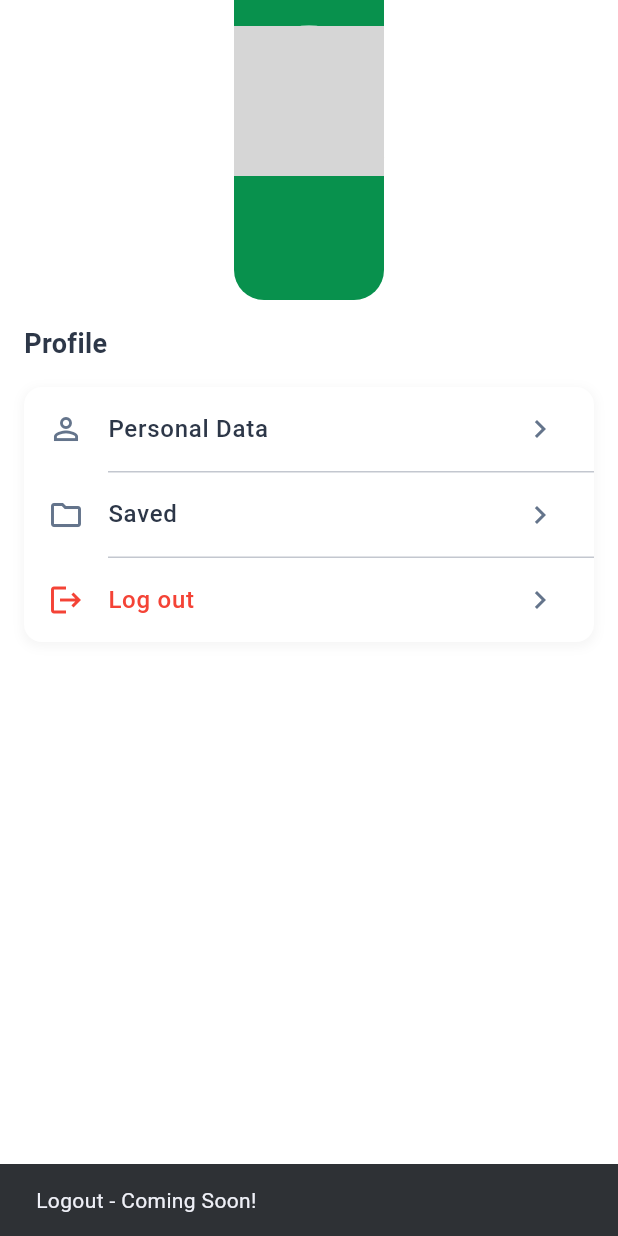
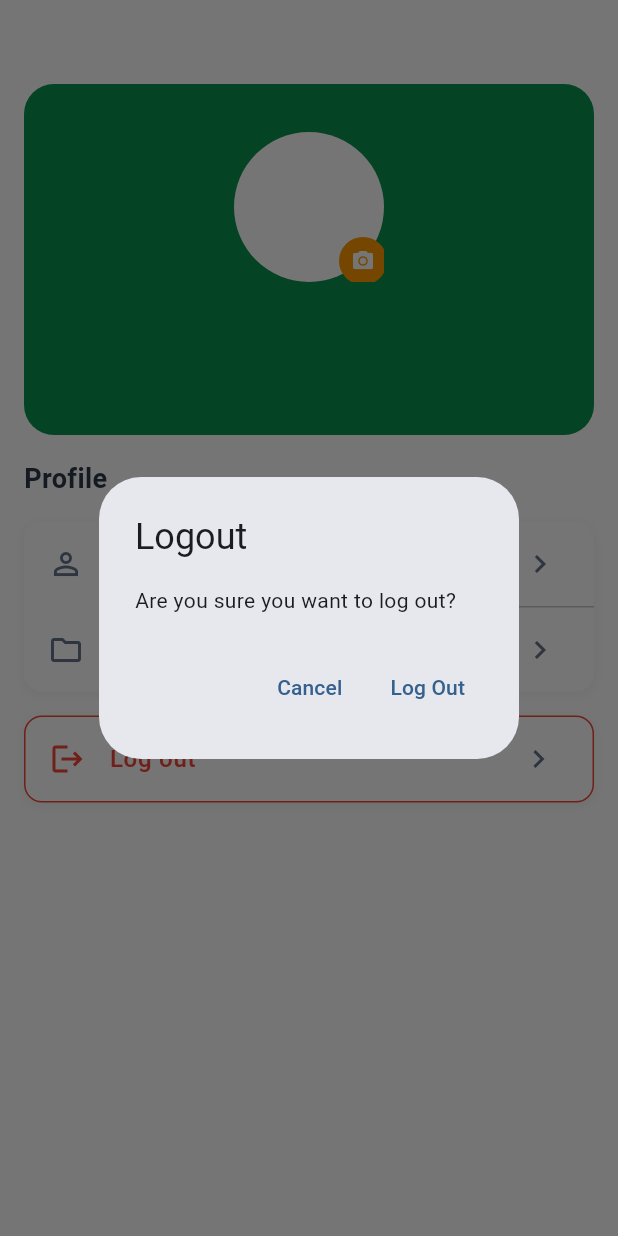
Before and after one commit to pauline12ish34/cargo--App, a Flutter app: the _CargoOwnerProfileTab screen opened directly, after a tap on "Log out", on a phone screen of 412 x 824 dp. Run offline on Flutter 3.47's test engine with Material 3 defaults, Android fonts, the phone set to English and light mode, and no system bars; our stand-ins replace cloud_firestore, firebase_auth, firebase_core, flutter_svg, font_awesome_flutter; accounts and stored records are empty; network calls fail; grey boxes are pictures that could not be loaded.

Commit message:
feat: enhance profile management with logout functionality and UI improvements
Enhances profile management and UI

Improves user experience by adding logout functionality to both Cargo Owner and Driver profiles.

Refactors profile tab to include a reusable ProfileHeader widget and leverages mixins for image picking and logout confirmation, promoting code reuse and maintainability.

Also, updates the UI with a more consistent look and feel, enhancing the overall user experience.

```diff
--- a/lib/features/cargo_owner/screens/cargo_owner_home.dart
+++ b/lib/features/cargo_owner/screens/cargo_owner_home.dart
@@ -1,10 +1,15 @@
 import 'package:flutter/material.dart';
 import 'package:provider/provider.dart';
+import 'dart:io';
 import '../../../core/models/booking_model.dart';
 import '../../../core/models/user_model.dart';
 import '../../../core/enums/app_enums.dart';
 import '../../profile/providers/profile_provider.dart';
 import '../../booking/providers/booking_provider.dart';
+import '../../../providers/auth_provider.dart';
+import '../../../widgets/profile_header.dart';
+import '../../../mixins/image_picker_mixin.dart';
+import '../../../mixins/logout_mixin.dart';
 
 class CargoOwnerHome extends StatefulWidget {
   const CargoOwnerHome({super.key});
@@ -213,6 +218,7 @@ class _CargoOwnerHomeTab extends StatelessWidget {
       ),
       child: Container(
         padding: const EdgeInsets.all(20),
+        width: double.infinity,
         child: Column(
           crossAxisAlignment: CrossAxisAlignment.start,
           mainAxisAlignment: MainAxisAlignment.center,
@@ -236,6 +242,7 @@ class _CargoOwnerHomeTab extends StatelessWidget {
                 );
               },
               style: ElevatedButton.styleFrom(
+                minimumSize: const Size(double.infinity, 40),
                 backgroundColor: Colors.orange,
                 foregroundColor: Colors.white,
                 shape: RoundedRectangleBorder(
@@ -720,9 +727,15 @@ class _CargoOwnerHistoryTab extends StatelessWidget {
   }
 }
 
-class _CargoOwnerProfileTab extends StatelessWidget {
+class _CargoOwnerProfileTab extends StatefulWidget {
   const _CargoOwnerProfileTab();
 
+  @override
+  State<_CargoOwnerProfileTab> createState() => _CargoOwnerProfileTabState();
+}
+
+class _CargoOwnerProfileTabState extends State<_CargoOwnerProfileTab>
+    with ImagePickerMixin, LogoutMixin {
   @override
   Widget build(BuildContext context) {
     return Scaffold(
@@ -738,7 +751,10 @@ class _CargoOwnerProfileTab extends StatelessWidget {
           return Column(
             children: [
               // Profile Header
-              _buildProfileHeader(user),
+              ProfileHeader(
+                user: user,
+                onImageTap: () => showImagePickerDialog(context),
+              ),
 
               // Profile Options
               Expanded(child: _buildProfileOptions(context)),
@@ -749,80 +765,9 @@ class _CargoOwnerProfileTab extends StatelessWidget {
     );
   }
 
-  Widget _buildProfileHeader(UserModel user) {
-    return Container(
-      height: 200,
-      decoration: const BoxDecoration(
-        color: Color(0xFF08914D),
-        borderRadius: BorderRadius.only(
-          bottomLeft: Radius.circular(20),
-          bottomRight: Radius.circular(20),
-        ),
-      ),
-      child: Column(
-        mainAxisAlignment: MainAxisAlignment.center,
-        children: [
-          // Profile Picture
-          Stack(
-            children: [
-              CircleAvatar(
-                radius: 50,
-                backgroundColor: Colors.white,
-                child: user.profilePictureUrl != null
-                    ? ClipOval(
-                        child: Image.network(
-                          user.profilePictureUrl!,
-                          width: 100,
-                          height: 100,
-                          fit: BoxFit.cover,
-                        ),
-                      )
-                    : const Icon(
-                        Icons.person,
-                        size: 50,
-                        color: Color(0xFF08914D),
-                      ),
-              ),
-              Positioned(
-                bottom: 0,
-                right: 0,
-                child: Container(
-                  padding: const EdgeInsets.all(4),
-                  decoration: const BoxDecoration(
-                    color: Colors.orange,
-                    shape: BoxShape.circle,
-                  ),
-                  child: const Icon(
-                    Icons.camera_alt,
-                    size: 16,
-                    color: Colors.white,
-                  ),
-                ),
-              ),
-            ],
-          ),
-          const SizedBox(height: 12),
-          Text(
-            user.fullName,
-            style: const TextStyle(
-              color: Colors.white,
-              fontSize: 20,
-              fontWeight: FontWeight.bold,
-            ),
-          ),
-          const SizedBox(height: 4),
-          Text(
-            user.email,
-            style: const TextStyle(color: Colors.white70, fontSize: 14),
-          ),
-        ],
-      ),
-    );
-  }
-
   Widget _buildProfileOptions(BuildContext context) {
     return Padding(
-      padding: const EdgeInsets.all(16),
+      padding: const EdgeInsets.symmetric(horizontal: 16),
       child: Column(
         crossAxisAlignment: CrossAxisAlignment.start,
         children: [
@@ -871,19 +816,33 @@ class _CargoOwnerProfileTab extends StatelessWidget {
                     );
                   },
                 ),
-                const Divider(height: 1, indent: 56),
-                _buildProfileOption(
-                  icon: Icons.logout,
-                  title: 'Log out',
-                  isDestructive: true,
-                  onTap: () {
-                    // Handle logout
-                    ScaffoldMessenger.of(context).showSnackBar(
-                      const SnackBar(content: Text('Logout - Coming Soon!')),
-                    );
-                  },
+              ],
+            ),
+          ),
+          const SizedBox(height: 16),
+          // Logout button as separate container
+          Container(
+            width: double.infinity,
+            decoration: BoxDecoration(
+              color: Colors.white,
+              borderRadius: BorderRadius.circular(12),
+              border: Border.all(color: Colors.red, width: 1),
+              boxShadow: [
+                BoxShadow(
+                  color: Colors.grey.withOpacity(0.1),
+                  spreadRadius: 1,
+                  blurRadius: 5,
+                  offset: const Offset(0, 2),
                 ),
               ],
+            ),
+            child: _buildProfileOption(
+              icon: Icons.logout,
+              title: 'Log out',
+              isDestructive: true,
+              onTap: () {
+                showLogoutConfirmation(context);
+              },
             ),
           ),
         ],
--- /dev/null
+++ b/lib/mixins/logout_mixin.dart
@@ -0,0 +1,78 @@
+import 'package:flutter/material.dart';
+import 'package:provider/provider.dart';
+import '../providers/auth_provider.dart';
+import '../features/profile/providers/profile_provider.dart';
+
+mixin LogoutMixin {
+  void showLogoutConfirmation(BuildContext context) {
+    showDialog(
+      context: context,
+      builder: (BuildContext context) {
+        return AlertDialog(
+          title: const Text('Logout'),
+          content: const Text('Are you sure you want to log out?'),
+          actions: [
+            TextButton(
+              onPressed: () {
+                Navigator.of(context).pop();
+              },
+              child: const Text('Cancel'),
+            ),
+            TextButton(
+              onPressed: () async {
+                Navigator.of(context).pop();
+
+                // Show loading indicator
+                showDialog(
+                  context: context,
+                  barrierDismissible: false,
+                  builder: (BuildContext context) {
+                    return const AlertDialog(
+                      content: Row(
+                        children: [
+                          CircularProgressIndicator(),
+                          SizedBox(width: 16),
+                          Text('Logging out...'),
+                        ],
+                      ),
+                    );
+                  },
+                );
+
+                try {
+                  // Perform logout
+                  await Provider.of<AuthProvider>(
+                    context,
+                    listen: false,
+                  ).signOut();
+
+                  // Clear profile data
+                  Provider.of<ProfileProvider>(context, listen: false).logout();
+
+                  // Navigate to login screen and clear navigation stack
+                  if (context.mounted) {
+                    Navigator.of(
+                      context,
+                    ).pushNamedAndRemoveUntil('/login', (route) => false);
+                  }
+                } catch (e) {
+                  // Hide loading dialog and show error
+                  if (context.mounted) {
+                    Navigator.of(context).pop(); // Hide loading dialog
+                    ScaffoldMessenger.of(context).showSnackBar(
+                      SnackBar(
+                        content: Text('Logout failed: $e'),
+                        backgroundColor: Colors.red,
+                      ),
+                    );
+                  }
+                }
+              },
+              child: const Text('Log Out'),
+            ),
+          ],
+        );
+      },
+    );
+  }
+}
--- /dev/null
+++ b/lib/widgets/profile_header.dart
@@ -0,0 +1,89 @@
+import 'package:flutter/material.dart';
+import '../core/models/user_model.dart';
+
+class ProfileHeader extends StatelessWidget {
+  final UserModel user;
+  final VoidCallback? onImageTap;
+
+  const ProfileHeader({super.key, required this.user, this.onImageTap});
+
+  @override
+  Widget build(BuildContext context) {
+    return Container(
+      margin: const EdgeInsets.only(top: 56, left: 16, right: 16, bottom: 16),
+      padding: const EdgeInsets.symmetric(vertical: 32, horizontal: 20),
+      width: double.infinity,
+      decoration: const BoxDecoration(
+        color: Color(0xFF08914D),
+        borderRadius: BorderRadius.all(Radius.circular(20)),
+      ),
+      child: Column(
+        mainAxisAlignment: MainAxisAlignment.center,
+        children: [
+          // Profile Picture
+          Stack(
+            children: [
+              Container(
+                width: 100,
+                height: 100,
+                decoration: const BoxDecoration(
+                  color: Colors.white,
+                  shape: BoxShape.circle,
+                ),
+                child: user.profilePictureUrl != null
+                    ? ClipOval(
+                        child: Image.network(
+                          user.profilePictureUrl!,
+                          width: 100,
+                          height: 100,
+                          fit: BoxFit.cover,
+                        ),
+                      )
+                    : const Icon(
+                        Icons.person,
+                        size: 50,
+                        color: Color(0xFF64748B),
+                      ),
+              ),
+              Positioned(
+                bottom: -2,
+                right: -2,
+                child: GestureDetector(
+                  onTap: onImageTap,
+                  child: Container(
+                    padding: const EdgeInsets.all(8),
+                    decoration: const BoxDecoration(
+                      color: Colors.orange,
+                      shape: BoxShape.circle,
+                    ),
+                    child: const Icon(
+                      Icons.camera_alt,
+                      size: 16,
+                      color: Colors.white,
+                    ),
+                  ),
+                ),
+              ),
+            ],
+          ),
+          const SizedBox(height: 16),
+          Text(
+            user.fullName,
+            style: const TextStyle(
+              color: Colors.white,
+              fontSize: 20,
+              fontWeight: FontWeight.bold,
+            ),
+            textAlign: TextAlign.center,
+          ),
+          const SizedBox(height: 4),
+          Text(
+            user.email,
+            style: const TextStyle(color: Colors.white70, fontSize: 14),
+            textAlign: TextAlign.center,
+          ),
+        ],
+      ),
+    );
+  }
+}
```
Also changed, not shown: lib/features/driver/screens/driver_home.dart (+115 -46 lines), lib/features/profile/providers/profile_provider.dart (+8 -0 lines), lib/mixins/image_picker_mixin.dart (added, +53 -0 lines).
